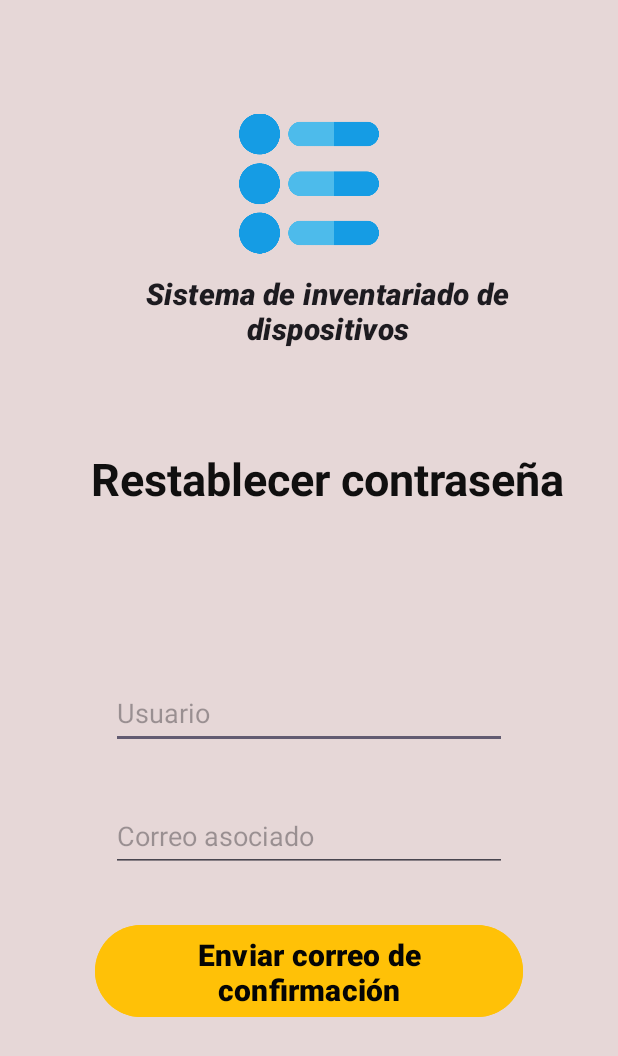
After one commit to calebc241998/IOT_Proyecto_G5, an Android app: the layout olvido_contrasena_1.xml on its own in the app's theme, with its tools: preview values and no code run, on a phone screen of 412 x 824 dp. The commit adds this screen. Shown: the top 1056 px of the screen. Run offline under Robolectric (Android 15) with nearby library versions, the phone set to English and light mode, and no system bars.

Commit message:
actualizado dos vistas

```diff
--- /dev/null
+++ b/app/src/main/res/layout/olvido_contrasena_1.xml
@@ -0,0 +1,121 @@
+<?xml version="1.0" encoding="utf-8"?>
+<androidx.constraintlayout.widget.ConstraintLayout xmlns:android="http://schemas.android.com/apk/res/android"
+    xmlns:app="http://schemas.android.com/apk/res-auto"
+    xmlns:tools="http://schemas.android.com/tools"
+    android:layout_width="match_parent"
+    android:layout_height="match_parent"
+    android:background="#E6D7D7">
+
+    <ImageView
+        android:id="@+id/imageViewLogo"
+        android:layout_width="93dp"
+        android:layout_height="111dp"
+        android:layout_marginStart="159dp"
+        android:layout_marginTop="62dp"
+        android:layout_marginEnd="159dp"
+        android:contentDescription="@string/logo"
+        android:src="@drawable/logo"
+        app:layout_constraintBottom_toTopOf="@+id/textViewLab"
+        app:layout_constraintEnd_toEndOf="parent"
+        app:layout_constraintStart_toStartOf="parent"
+        app:layout_constraintTop_toTopOf="parent"
+        tools:ignore="MissingConstraints,UnknownIdInLayout" />
+
+
+    <TextView
+        android:id="@+id/textViewLab"
+        android:layout_width="296dp"
+        android:layout_height="73dp"
+        android:layout_marginStart="70dp"
+        android:layout_marginEnd="58dp"
+        android:layout_marginBottom="33dp"
+        android:forceDarkAllowed="false"
+        android:text="Sistema de inventariado de dispositivos"
+        android:textAlignment="center"
+        android:textAppearance="?attr/textAppearanceHeadline6"
+        android:textSize="20sp"
+        android:textStyle="bold|italic"
+        app:layout_constraintBottom_toTopOf="@+id/textView"
+        app:layout_constraintEnd_toEndOf="parent"
+        app:layout_constraintHorizontal_bias="0.0"
+        app:layout_constraintStart_toStartOf="parent"
+        app:layout_constraintTop_toBottomOf="@+id/imageViewLogo"
+        tools:ignore="MissingConstraints,UnknownIdInLayout" />
+
+
+    <TextView
+        android:id="@+id/textView"
+        android:layout_width="356dp"
+        android:layout_height="57dp"
+        android:layout_marginStart="40dp"
+        android:layout_marginTop="5dp"
+        android:layout_marginEnd="28dp"
+        android:layout_marginBottom="41dp"
+        android:text="Restablecer contraseña"
+        android:textAlignment="center"
+        android:textColor="#100F0F"
+        android:textSize="30sp"
+        android:textStyle="normal|bold"
+        app:layout_constraintBottom_toTopOf="@+id/inUsuario"
+        app:layout_constraintEnd_toEndOf="parent"
+        app:layout_constraintHorizontal_bias="0.0"
+        app:layout_constraintStart_toStartOf="parent"
+        app:layout_constraintTop_toBottomOf="@+id/textViewLab"
+        tools:ignore="MissingConstraints" />
+
+    <EditText
+        android:id="@+id/inUsuario"
+        android:layout_width="264dp"
+        android:layout_height="47dp"
+        android:layout_marginStart="73dp"
+        android:layout_marginTop="50dp"
+        android:layout_marginEnd="74dp"
+        android:layout_marginBottom="30dp"
+        android:ems="10"
+        android:hint="Usuario"
+        android:inputType="text"
+        app:layout_constraintBottom_toTopOf="@+id/correoAsociado"
+        app:layout_constraintEnd_toEndOf="parent"
+        app:layout_constraintStart_toStartOf="parent"
+        app:layout_constraintTop_toBottomOf="@+id/textView"
+        tools:ignore="MissingConstraints" />
+
+    <EditText
+        android:id="@+id/correoAsociado"
+        android:layout_width="264dp"
+        android:layout_height="47dp"
+        android:layout_marginStart="73dp"
+        android:layout_marginEnd="74dp"
+        android:layout_marginBottom="27dp"
+        android:ems="10"
+        android:hint="Correo asociado"
+        android:inputType="text"
+        app:layout_constraintBottom_toTopOf="@+id/button_envio_correo"
+        app:layout_constraintEnd_toEndOf="parent"
+        app:layout_constraintStart_toStartOf="parent"
+        app:layout_constraintTop_toBottomOf="@+id/inUsuario"
+        tools:ignore="MissingConstraints" />
+
+    <Button
+        android:id="@+id/button_envio_correo"
+        android:layout_width="285dp"
+        android:layout_height="69dp"
+        android:layout_marginStart="116dp"
+        android:layout_marginEnd="116dp"
+        android:layout_marginBottom="137dp"
+        android:backgroundTint="#FFC107"
+        android:text="Enviar correo de confirmación"
+        android:textAlignment="center"
+        android:textColor="#050505"
+        android:textSize="20sp"
+        android:textStyle="bold"
+        app:iconTint="#00BCD4"
+        app:layout_constraintBottom_toBottomOf="parent"
+        app:layout_constraintEnd_toEndOf="parent"
+        app:layout_constraintStart_toStartOf="parent"
+        app:layout_constraintTop_toBottomOf="@+id/correoAsociado"
+        app:strokeColor="#00BCD4"
+        tools:ignore="MissingConstraints" />
+
+
+</androidx.constraintlayout.widget.ConstraintLayout>
```
Also changed, not shown: app/src/main/res/layout/ingreso_cuenta.xml (+4 -3 lines), app/src/main/res/layout/olvido_contrasena_3.xml (added, +104 -0 lines), app/src/main/res/drawable/x-button.png (added).
